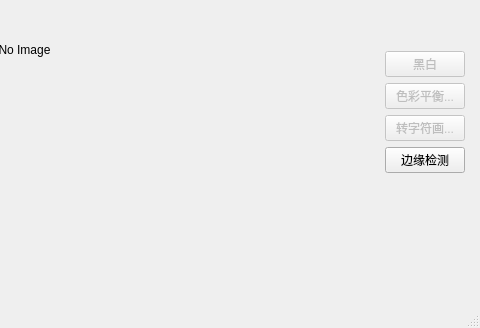
The window that ImageSpecialEffectsQt/imagespecialeffectsqt.ui (garzon/ImageSpecialEffects-Qt) describes before a commit, drawn with Qt 5; both pictures show x 341 to 821 and y 250 to 578 of the 821 by 578 pixel window.
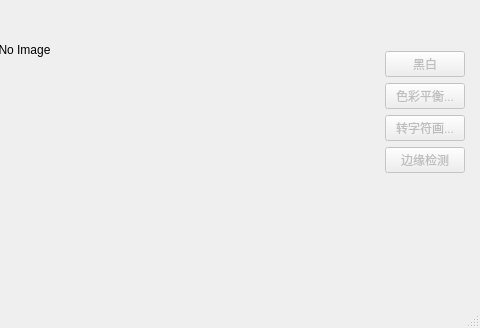
The same window after the commit.

The edit to the form file:
```diff
--- a/ImageSpecialEffectsQt/imagespecialeffectsqt.ui
+++ b/ImageSpecialEffectsQt/imagespecialeffectsqt.ui
@@ -164,6 +164,9 @@
        </item>
        <item>
         <widget class="QPushButton" name="pushButton_6">
+         <property name="enabled">
+          <bool>false</bool>
+         </property>
          <property name="text">
           <string>边缘检测</string>
          </property>
```
